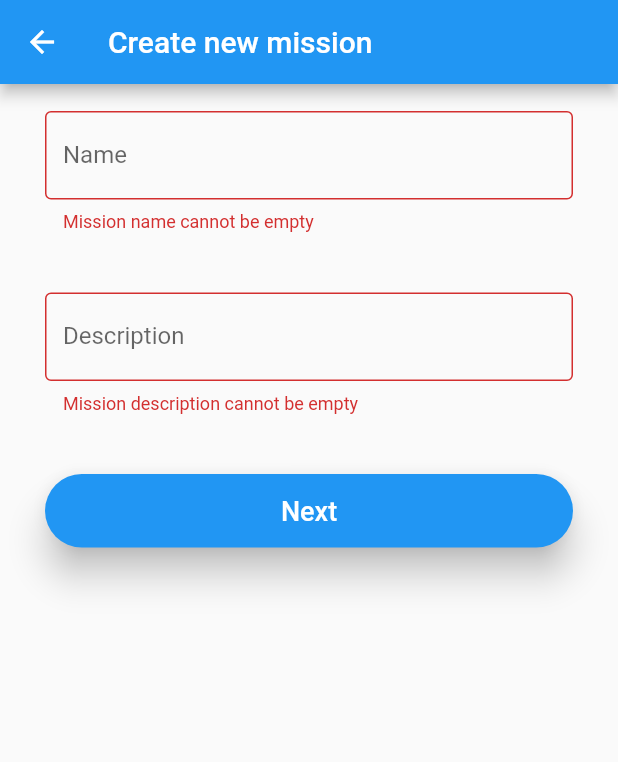
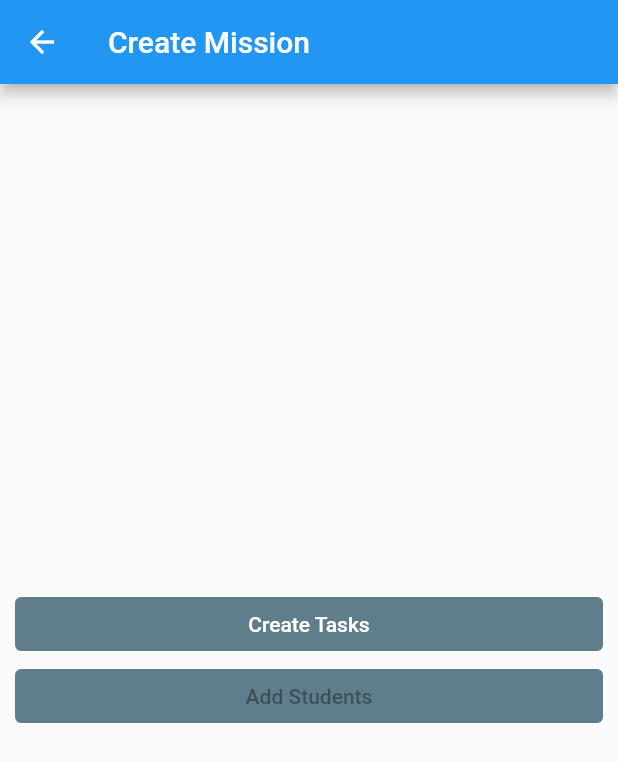
Before and after one commit to Amal4m41/TalentStory_MissionFunctionality, a Flutter app: the MissionForm screen opened directly, after a tap on "Next", on a phone screen of 412 x 824 dp. Shown: the top 762 px of the screen. Run offline on Flutter 3.47's test engine with Material 2 defaults, Android fonts, the phone set to English and light mode, and no system bars; our stand-ins replace badges, flutter_typeahead, font_awesome_flutter.

Commit message:
Updated assignment procedure of students for mission, added functionality to delete students from list(while creating mission).

```diff
--- /dev/null
+++ b/lib/screens/create_mission_main_screen.dart
@@ -0,0 +1,209 @@
+import 'package:badges/badges.dart';
+import 'package:flutter/material.dart';
+import 'package:mission_functionlity/models/mission.dart';
+import 'package:mission_functionlity/models/mission_studentuser.dart';
+import 'package:mission_functionlity/models/task.dart';
+import 'package:mission_functionlity/models/user.dart';
+import 'package:mission_functionlity/providers/mission_provider.dart';
+import 'package:mission_functionlity/providers/students_provider.dart';
+import 'package:mission_functionlity/providers/tasks_provider.dart';
+import 'package:mission_functionlity/screens/add_students_main_screen.dart';
+import 'package:mission_functionlity/utils/global_methods.dart';
+import 'package:mission_functionlity/utils/widget_functions.dart';
+import 'package:provider/provider.dart';
+
+import 'add_students_option_screen.dart';
+import 'create_task_screen.dart';
+import 'missions_screen.dart';
+
+class CreateMissionMainScreen extends StatefulWidget {
+  final List<Task>? taskList;
+  final List<User>? studentsList;
+  final bool? isTasksDone;
+
+  const CreateMissionMainScreen({
+    Key? key,
+    required this.studentsList,
+    required this.taskList,
+    required this.isTasksDone,
+  }) : super(key: key);
+
+  @override
+  State<CreateMissionMainScreen> createState() =>
+      _CreateMissionMainScreenState();
+}
+
+class _CreateMissionMainScreenState extends State<CreateMissionMainScreen> {
+  List<Task> _tasksList = [];
+  bool _isTasksDone = false;
+  List<User> _studentsList = [];
+
+  void createNewMission({required Mission mission}) {
+    if (_tasksList.isNotEmpty) {
+      if (_studentsList.isEmpty) {
+        showSnackBarWithNoAction(context,
+            'Please assign student(s) to create a Mission', Colors.red);
+        return;
+      }
+      GlobalMethods().showDialogBox(
+        context: context,
+        title: 'Create Mission',
+        subtitle: 'Once created, the Mission or it\'s Tasks cannot be edited.',
+        onPressedTrue: () {
+          //Add the mission
+          Provider.of<MissionProvider>(context, listen: false)
+              .addMissionToList(mission);
+
+          //Add students for the mission
+          List<MissionStudentUser> missionStudents = [];
+          for (var i in _studentsList) {
+            missionStudents.add(MissionStudentUser(
+                studentUserName: i.username, missionId: mission.missionId));
+            print(i.username);
+          }
+          Provider.of<StudentsProvider>(context, listen: false)
+              .addMissionStudentUsers(missionStudents);
+
+          //Add tasks for the mission.
+          for (var i in _tasksList) {
+            Provider.of<TasksProvider>(context, listen: false).addTaskToList(i);
+
+            Navigator.pushAndRemoveUntil(
+                context,
+                MaterialPageRoute(builder: (context) => MissionsScreen()),
+                (route) => route.isFirst);
+          }
+        },
+        onPressedFalse: () {},
+      );
+    } else {
+      showSnackBarWithNoAction(context, 'Tasks cannot be empty', Colors.red);
+    }
+  }
+
+  @override
+  void initState() {
+    super.initState();
+    if (widget.studentsList != null) {
+      _studentsList = widget.studentsList!;
+    }
+    if (widget.taskList != null) {
+      _tasksList = widget.taskList!;
+    }
+    if (widget.isTasksDone != null) {
+      _isTasksDone = widget.isTasksDone!;
+    }
+  }
+
+  @override
+  Widget build(BuildContext context) {
+    final mission = Provider.of<Mission>(context);
+    print(mission.missionId);
+    return WillPopScope(
+      onWillPop: () {
+        // print('POPPED');
+        Navigator.pop(context, {
+          "tasks": _tasksList,
+          "students": _studentsList,
+          "isTasksDone": _isTasksDone,
+        });
+        return Future.value(false);
+      },
+      child: Scaffold(
+        appBar: AppBar(
+          title: const Text("Create Mission"),
+          actions:
+              _tasksList.isNotEmpty && _studentsList.isNotEmpty && _isTasksDone
+                  ? [
+                      InkWell(
+                        onTap: () {
+                          createNewMission(mission: mission);
+                        },
+                        child: const Padding(
+                          padding: EdgeInsets.all(8.0),
+                          child: Center(
+                              child: Text(
+                            'Create Mission',
+                            style: TextStyle(fontWeight: FontWeight.bold),
+                          )),
+                        ),
+                      )
+                    ]
+                  : null,
+        ),
+        body: Container(
+          padding: EdgeInsets.all(10),
+          child: Column(
+            mainAxisAlignment: MainAxisAlignment.center,
+            crossAxisAlignment: CrossAxisAlignment.stretch,
+            children: [
+              TextButton(
+                style: ButtonStyle(
+                    backgroundColor:
+                        MaterialStateProperty.all(Colors.blueGrey)),
+                onPressed: () async {
+                  Map<String, dynamic>? result = await Navigator.push(
+                    context,
+                    MaterialPageRoute(
+                      builder: (context) => CreateTaskScreen(
+                          tasksList: _tasksList, missionId: mission.missionId),
+                    ),
+                  );
+
+                  if (result != null) {
+                    _tasksList = result["tasks"] as List<Task>;
+                    _isTasksDone = result["isTasksDone"];
+                    setState(() {});
+                  }
+                  print(_tasksList);
+                  print(_isTasksDone);
+                },
+                child: _tasksList.isNotEmpty
+                    ? Badge(
+                        position: BadgePosition(top: -35, end: -60),
+                        shape: BadgeShape.square,
+                        borderRadius: BorderRadius.circular(8),
+                        badgeContent: _tasksList.isNotEmpty
+                            ? Text(
+                                _isTasksDone ? 'Completed' : 'Incomplete',
+                                style: const TextStyle(color: Colors.white),
+                              )
+                            : null,
+                        badgeColor:
+                            _isTasksDone ? Colors.green : Colors.redAccent,
+                        child: const Text("Edit Tasks",
+                            style: TextStyle(color: Colors.white)),
+                      )
+                    : const Text(
+                        "Create Tasks",
+                        style: TextStyle(color: Colors.white),
+                      ),
+              ),
+              TextButton(
+                  style: ButtonStyle(
+                    backgroundColor: MaterialStateProperty.all(Colors.blueGrey),
+                  ),
+                  onPressed: _isTasksDone
+                      ? () async {
+                          List<User>? result = await Navigator.push(
+                              context,
+                              MaterialPageRoute(
+                                  builder: (context) => AddStudentsMainScreen(
+                                      studentsList: _studentsList)));
+                          if (result != null) {
+                            _studentsList = result;
+                            setState(() {});
+                          }
+                          print(_studentsList);
+                        }
+                      : null, //diable button to add students until the tasks are created.
+                  child: const Text(
+                    "Add Students",
+                  )),
+            ],
+          ),
+        ),
+      ),
+    );
+  }
+}
--- a/lib/screens/mission_form.dart
+++ b/lib/screens/mission_form.dart
@@ -4,6 +4,7 @@ import 'package:mission_functionlity/models/mission.dart';
 import 'package:mission_functionlity/models/task.dart';
 import 'package:mission_functionlity/models/user.dart';
 import 'package:mission_functionlity/providers/mission_provider.dart';
+import 'package:mission_functionlity/screens/create_mission_main_screen.dart';
 import 'package:mission_functionlity/screens/task_form.dart';
 import 'package:mission_functionlity/screens/create_task_screen.dart';
 import 'package:mission_functionlity/utils/widget_functions.dart';
@@ -21,7 +22,9 @@ class _MissionFormState extends State<MissionForm> {
 
   final TextEditingController descriptionController = TextEditingController();
 
-  List<Task>? tasksList;
+  List<Task>? _tasksList;
+  List<User>? _studentsList;
+  bool _isTasksDone = false;
 
   @override
   Widget build(BuildContext context) {
@@ -67,30 +70,14 @@ class _MissionFormState extends State<MissionForm> {
                     ),
                     addVerticalSpace(40),
                     RectangularRoundButton(
-                      text: "Next",
-                      onPressedCallback: () async {
-                        if (_formKey.currentState!.validate()) {
+                        text: "Next",
+                        onPressedCallback: () async {
                           final missionList = Provider.of<MissionProvider>(
                                   context,
                                   listen: false)
                               .missionList;
-                          // createMission(
-                          //   context,
-                          //   Mission(
-                          //     missionId: missionList[missionList.length - 1]
-                          //             .missionId +
-                          //         1,
-                          //     missionName: nameController.text,
-                          //     createdDate: DateTime.now().toString(),
-                          //     createdBy:
-                          //         Provider.of<User>(context, listen: false)
-                          //             .name,
-                          //     description: descriptionController.text,
-                          //     targetDate: 'dummyDate',
-                          //   ),
-                          // );
 
-                          tasksList = await Navigator.push(
+                          Map<String, dynamic>? result = await Navigator.push(
                             context,
                             MaterialPageRoute(
                               builder: (context) =>
@@ -107,15 +94,70 @@ class _MissionFormState extends State<MissionForm> {
                                   description: descriptionController.text,
                                   targetDate: 'dummyDate',
                                 ),
-                                child: CreateTaskScreen(
-                                  tasksList: tasksList,
+                                child: CreateMissionMainScreen(
+                                  studentsList: _studentsList,
+                                  taskList: _tasksList,
+                                  isTasksDone: _isTasksDone,
                                 ),
                               ),
                             ),
                           );
+
+                          if (result != null) {
+                            _tasksList = result["tasks"] as List<Task>?;
+                            _studentsList = result["students"] as List<User>?;
+                            _isTasksDone = result["isTasksDone"];
+                            print(_isTasksDone);
+                          }
                         }
-                      },
-                    )
+                        // onPressedCallback: () async {
+                        //   if (_formKey.currentState!.validate()) {
+                        //     final missionList = Provider.of<MissionProvider>(
+                        //             context,
+                        //             listen: false)
+                        //         .missionList;
+                        //     // createMission(
+                        //     //   context,
+                        //     //   Mission(
+                        //     //     missionId: missionList[missionList.length - 1]
+                        //     //             .missionId +
+                        //     //         1,
+                        //     //     missionName: nameController.text,
+                        //     //     createdDate: DateTime.now().toString(),
+                        //     //     createdBy:
+                        //     //         Provider.of<User>(context, listen: false)
+                        //     //             .name,
+                        //     //     description: descriptionController.text,
+                        //     //     targetDate: 'dummyDate',
+                        //     //   ),
+                        //     // );
+                        //
+                        //     tasksList = await Navigator.push(
+                        //       context,
+                        //       MaterialPageRoute(
+                        //         builder: (context) =>
+                        //             ChangeNotifierProvider.value(
+                        //           value: Mission(
+                        //             missionId: missionList[missionList.length - 1]
+                        //                     .missionId +
+                        //                 1,
+                        //             missionName: nameController.text,
+                        //             createdDate: DateTime.now().toString(),
+                        //             createdBy:
+                        //                 Provider.of<User>(context, listen: false)
+                        //                     .name,
+                        //             description: descriptionController.text,
+                        //             targetDate: 'dummyDate',
+                        //           ),
+                        //           child: CreateTaskScreen(
+                        //             tasksList: tasksList,
+                        //           ),
+                        //         ),
+                        //       ),
+                        //     );
+                        //   }
+                        // },
+                        )
                   ],
                 ),
               )
--- a/pubspec.yaml
+++ b/pubspec.yaml
@@ -36,7 +36,8 @@ dependencies:
   cupertino_icons: ^1.0.2
   provider: ^6.0.1
   font_awesome_flutter: ^9.2.0
-  flutter_typeahead: ^3.2.4
+  flutter_typeahead: ^3.2.4  #for auto-complete feature
+  badges: ^2.0.2
 
 dev_dependencies:
   flutter_test:
```
Also changed, not shown: lib/screens/add_students_main_screen.dart (added, +91 -0 lines), lib/screens/add_students_option_screen.dart (renamed from lib/screens/add_students_screen.dart, +6 -5 lines), lib/screens/create_task_screen.dart (+20 -76 lines), lib/screens/mission_students_screen.dart (+6 -2 lines), pubspec.lock.
